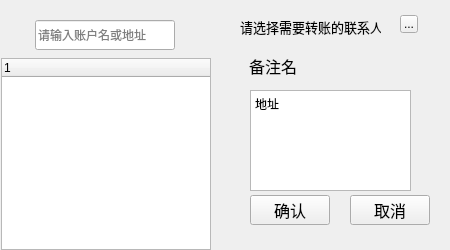
The window that transfer/ContactChooseWidget.ui (HcashOrg/hx-indicator) describes before a commit, drawn with Qt 5.
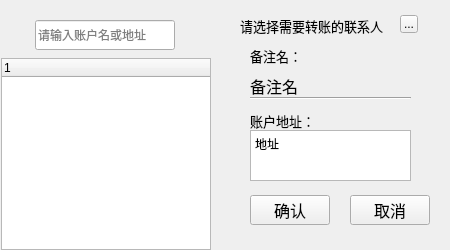
The same window after the commit.

Commit message: 设置删除账户，转账功能

```diff
--- a/transfer/ContactChooseWidget.ui
+++ b/transfer/ContactChooseWidget.ui
@@ -43,9 +43,9 @@
    <property name="geometry">
     <rect>
      <x>240</x>
-     <y>16</y>
-     <width>141</width>
-     <height>21</height>
+     <y>10</y>
+     <width>151</width>
+     <height>31</height>
     </rect>
    </property>
    <property name="font">
@@ -61,8 +61,8 @@
   <widget class="QLabel" name="name">
    <property name="geometry">
     <rect>
-     <x>249</x>
-     <y>50</y>
+     <x>250</x>
+     <y>70</y>
      <width>71</width>
      <height>31</height>
     </rect>
@@ -80,21 +80,21 @@
    <property name="geometry">
     <rect>
      <x>250</x>
-     <y>90</y>
+     <y>130</y>
      <width>161</width>
-     <height>101</height>
+     <height>51</height>
     </rect>
    </property>
    <property name="font">
     <font>
-     <pointsize>12</pointsize>
+     <pointsize>10</pointsize>
     </font>
    </property>
    <property name="html">
     <string>&lt;!DOCTYPE HTML PUBLIC &quot;-//W3C//DTD HTML 4.0//EN&quot; &quot;http://www.w3.org/TR/REC-html40/strict.dtd&quot;&gt;
 &lt;html&gt;&lt;head&gt;&lt;meta name=&quot;qrichtext&quot; content=&quot;1&quot; /&gt;&lt;style type=&quot;text/css&quot;&gt;
 p, li { white-space: pre-wrap; }
-&lt;/style&gt;&lt;/head&gt;&lt;body style=&quot; font-family:'SimSun'; font-size:12pt; font-weight:400; font-style:normal;&quot;&gt;
+&lt;/style&gt;&lt;/head&gt;&lt;body style=&quot; font-family:'SimSun'; font-size:10pt; font-weight:400; font-style:normal;&quot;&gt;
 &lt;p style=&quot; margin-top:0px; margin-bottom:0px; margin-left:0px; margin-right:0px; -qt-block-indent:0; text-indent:0px;&quot;&gt;&lt;span style=&quot; font-size:9pt;&quot;&gt;地址&lt;/span&gt;&lt;/p&gt;&lt;/body&gt;&lt;/html&gt;</string>
    </property>
   </widget>
@@ -151,6 +151,55 @@
     </property>
    </column>
   </widget>
+  <widget class="QLabel" name="name_2">
+   <property name="geometry">
+    <rect>
+     <x>250</x>
+     <y>40</y>
+     <width>81</width>
+     <height>31</height>
+    </rect>
+   </property>
+   <property name="font">
+    <font>
+     <pointsize>10</pointsize>
+    </font>
+   </property>
+   <property name="text">
+    <string>备注名：</string>
+   </property>
+  </widget>
+  <widget class="Line" name="line">
+   <property name="geometry">
+    <rect>
+     <x>250</x>
+     <y>90</y>
+     <width>161</width>
+     <height>16</height>
+    </rect>
+   </property>
+   <property name="orientation">
+    <enum>Qt::Horizontal</enum>
+   </property>
+  </widget>
+  <widget class="QLabel" name="name_3">
+   <property name="geometry">
+    <rect>
+     <x>250</x>
+     <y>110</y>
+     <width>81</width>
+     <height>21</height>
+    </rect>
+   </property>
+   <property name="font">
+    <font>
+     <pointsize>10</pointsize>
+    </font>
+   </property>
+   <property name="text">
+    <string>账户地址：</string>
+   </property>
+  </widget>
  </widget>
  <resources/>
  <connections/>
```
The commit also changes 14 other files.
